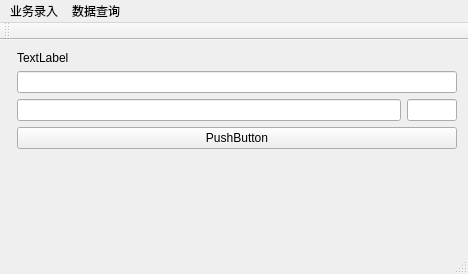
This is 03_WareMgr/waremgr.ui in haifengMC/Qt as Qt 5 draws it before an edit. The edited form follows.
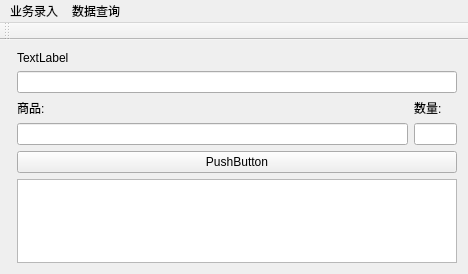
This is the edited form.

Diff of the .ui file:
```diff
--- a/03_WareMgr/waremgr.ui
+++ b/03_WareMgr/waremgr.ui
@@ -34,26 +34,37 @@
        <widget class="QLineEdit" name="lineEdit"/>
       </item>
       <item>
-       <layout class="QHBoxLayout" name="horizontalLayout">
+       <layout class="QHBoxLayout" name="horizontalLayout" stretch="9,1">
         <item>
-         <widget class="QLineEdit" name="lineEdit_2">
-          <property name="sizePolicy">
-           <sizepolicy hsizetype="Expanding" vsizetype="Fixed">
-            <horstretch>0</horstretch>
-            <verstretch>0</verstretch>
-           </sizepolicy>
-          </property>
-         </widget>
+         <layout class="QVBoxLayout" name="verticalLayout_2">
+          <item>
+           <widget class="QLabel" name="label_2">
+            <property name="text">
+             <string>商品:</string>
+            </property>
+           </widget>
+          </item>
+          <item>
+           <widget class="QLineEdit" name="lineEdit_2"/>
+          </item>
+         </layout>
         </item>
         <item>
-         <widget class="QLineEdit" name="lineEdit_3">
-          <property name="maximumSize">
-           <size>
-            <width>50</width>
-            <height>16777215</height>
-           </size>
+         <layout class="QVBoxLayout" name="verticalLayout_3">
+          <property name="sizeConstraint">
+           <enum>QLayout::SetDefaultConstraint</enum>
           </property>
-         </widget>
+          <item>
+           <widget class="QLabel" name="label_3">
+            <property name="text">
+             <string>数量:</string>
+            </property>
+           </widget>
+          </item>
+          <item>
+           <widget class="QLineEdit" name="lineEdit_3"/>
+          </item>
+         </layout>
         </item>
        </layout>
       </item>
@@ -66,6 +77,28 @@
       </item>
      </layout>
     </item>
+    <item row="1" column="1">
+     <widget class="QTreeView" name="treeView">
+      <property name="sizePolicy">
+       <sizepolicy hsizetype="Expanding" vsizetype="Expanding">
+        <horstretch>0</horstretch>
+        <verstretch>0</verstretch>
+       </sizepolicy>
+      </property>
+      <property name="maximumSize">
+       <size>
+        <width>16777215</width>
+        <height>16777215</height>
+       </size>
+      </property>
+      <property name="sizeIncrement">
+       <size>
+        <width>1000</width>
+        <height>1000</height>
+       </size>
+      </property>
+     </widget>
+    </item>
    </layout>
   </widget>
   <widget class="QMenuBar" name="menuBar">
@@ -100,7 +133,6 @@
     <bool>false</bool>
    </attribute>
   </widget>
-  <widget class="QStatusBar" name="statusBar"/>
   <action name="action">
    <property name="text">
     <string>入库</string>
```
